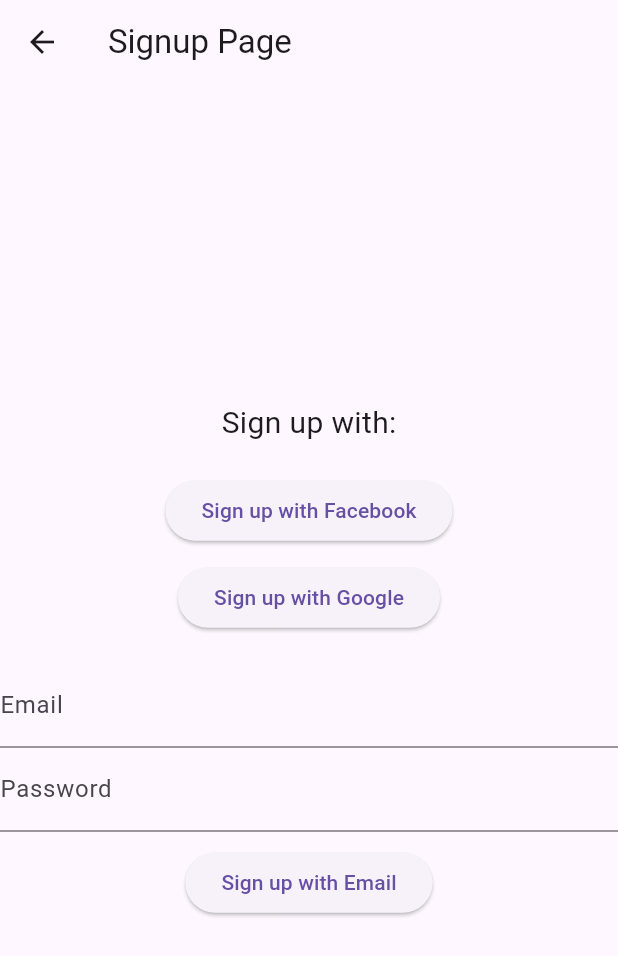
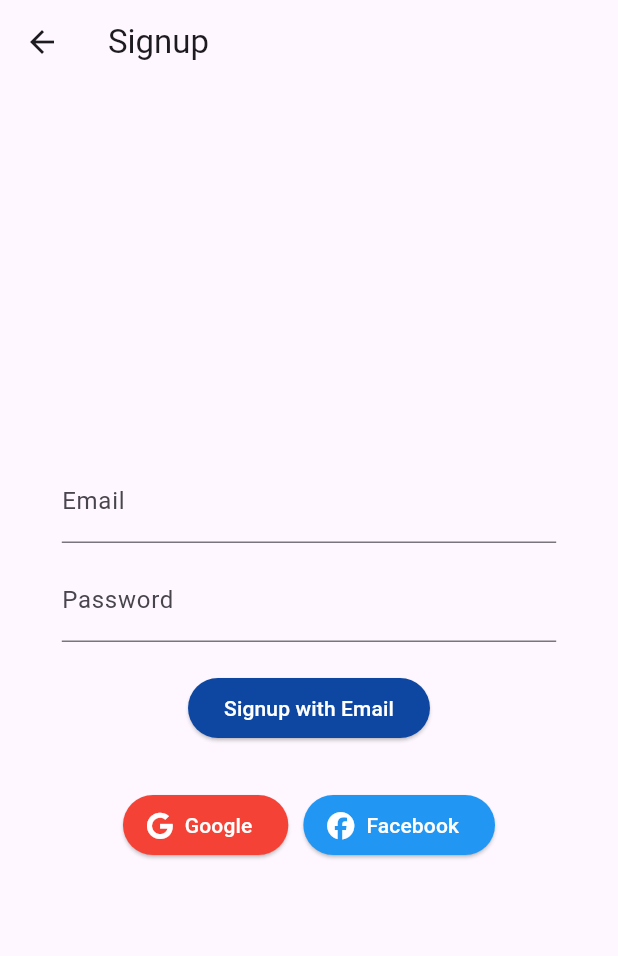
Before and after one commit to Al0olo/pioneersFlutterApp, a Flutter app: the SignupPage screen opened by its route, on a phone screen of 412 x 824 dp. Shown: the top 956 px of the screen. Run offline on Flutter 3.47's test engine with Material 3 defaults, Android fonts, the phone set to English and light mode, and no system bars; our stand-ins replace firebase_auth, firebase_core, font_awesome_flutter, google_sign_in; missing offline and left inert: flutter_facebook_auth; accounts and stored records are empty.

Commit message:
update signup styling

```diff
--- a/lib/pages/signup_page.dart
+++ b/lib/pages/signup_page.dart
@@ -4,6 +4,7 @@
 import '../firebase_options.dart';
 import 'package:firebase_core/firebase_core.dart';
 import 'package:flutter_facebook_auth/flutter_facebook_auth.dart';
+import 'package:font_awesome_flutter/font_awesome_flutter.dart';
 
 void main() async {
   WidgetsFlutterBinding.ensureInitialized();
@@ -112,40 +113,71 @@
   Widget build(BuildContext context) {
     return Scaffold(
       appBar: AppBar(
-        title: Text('Signup Page'),
+        title: Text('Signup'),
+        leading: IconButton(
+          icon: Icon(Icons.arrow_back),
+          onPressed: () {
+            Navigator.pop(context);
+          },
+        ),
       ),
       body: Center(
         child: Column(
           mainAxisAlignment: MainAxisAlignment.center,
-          children: [
-            Text(
-              'Sign up with:',
-              style: TextStyle(fontSize: 20),
-            ),
-            SizedBox(height: 20),
-            ElevatedButton(
-              onPressed: _handleFacebookSignIn,
-              child: Text('Sign up with Facebook'),
+          children: <Widget>[
+            Container(
+              width: MediaQuery.of(context).size.width * 0.8,
+              child: TextField(
+                controller: _emailController,
+                decoration: InputDecoration(
+                  labelText: 'Email',
+                ),
+              ),
             ),
             SizedBox(height: 10),
-            ElevatedButton(
-              onPressed: _handleGoogleSignIn,
-              child: Text('Sign up with Google'),
+            Container(
+              width: MediaQuery.of(context).size.width * 0.8,
+              child: TextField(
+                controller: _passwordController,
+                decoration: InputDecoration(
+                  labelText: 'Password',
+                ),
+                obscureText: true,
+              ),
             ),
-            SizedBox(height: 20),
-            TextField(
-              controller: _emailController,
-              decoration: InputDecoration(labelText: 'Email'),
-            ),
-            TextField(
-              controller: _passwordController,
-              decoration: InputDecoration(labelText: 'Password'),
-              obscureText: true,
-            ),
-            SizedBox(height: 10),
+            SizedBox(height: 20), // Larger margin after the password field
             ElevatedButton(
               onPressed: _handleEmailSignUp,
-              child: Text('Sign up with Email'),
+              style: ElevatedButton.styleFrom(
+                backgroundColor: Colors.blue[900], // Dark blue background
+                foregroundColor: Colors.white, // White text
+              ),
+              child: Text('Signup with Email'),
+            ),
+            SizedBox(height: 30), // Larger margin after the signup button
+            Row(
+              mainAxisAlignment: MainAxisAlignment.center,
+              children: [
+                ElevatedButton.icon(
+                  onPressed: _handleGoogleSignIn,
+                  icon: FaIcon(FontAwesomeIcons.google, color: Colors.white),
+                  label: Text('Google'),
+                  style: ElevatedButton.styleFrom(
+                    backgroundColor: Colors.red, // Google button color
+                    foregroundColor: Colors.white, // Google button color
+                  ),
+                ),
+                SizedBox(width: 10),
+                ElevatedButton.icon(
+                  onPressed: _handleFacebookSignIn,
+                  icon: FaIcon(FontAwesomeIcons.facebook, color: Colors.white),
+                  label: Text('Facebook'),
+                  style: ElevatedButton.styleFrom(
+                    backgroundColor: Colors.blue, // Facebook button color
+                    foregroundColor: Colors.white, // Facebook button color
+                  ),
+                ),
+              ],
             ),
           ],
         ),
```
